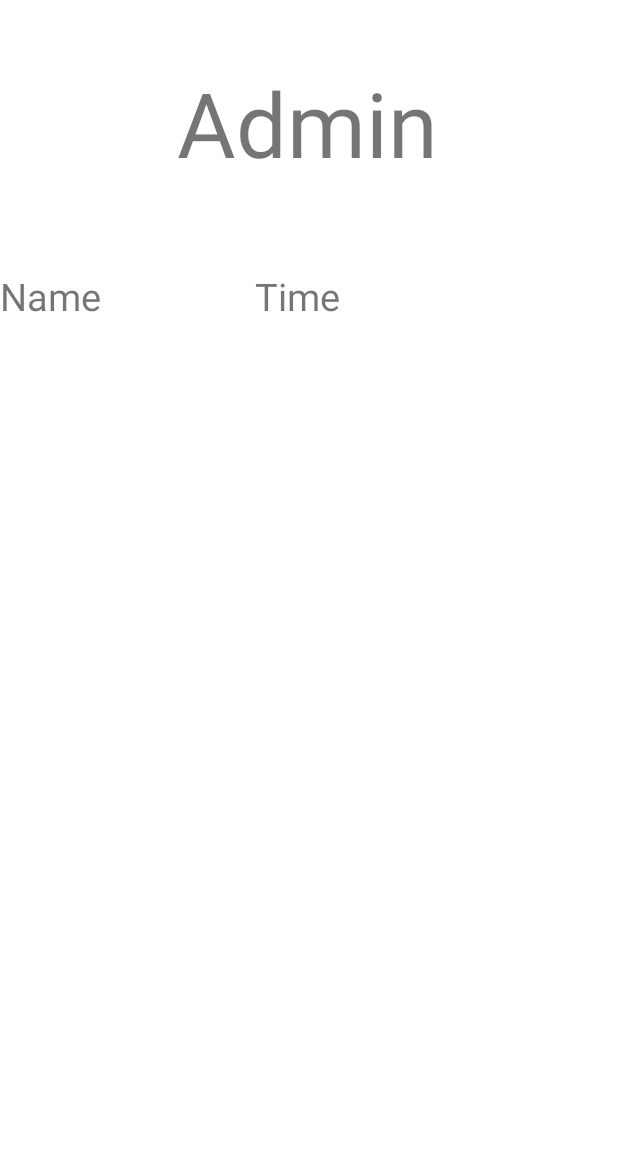
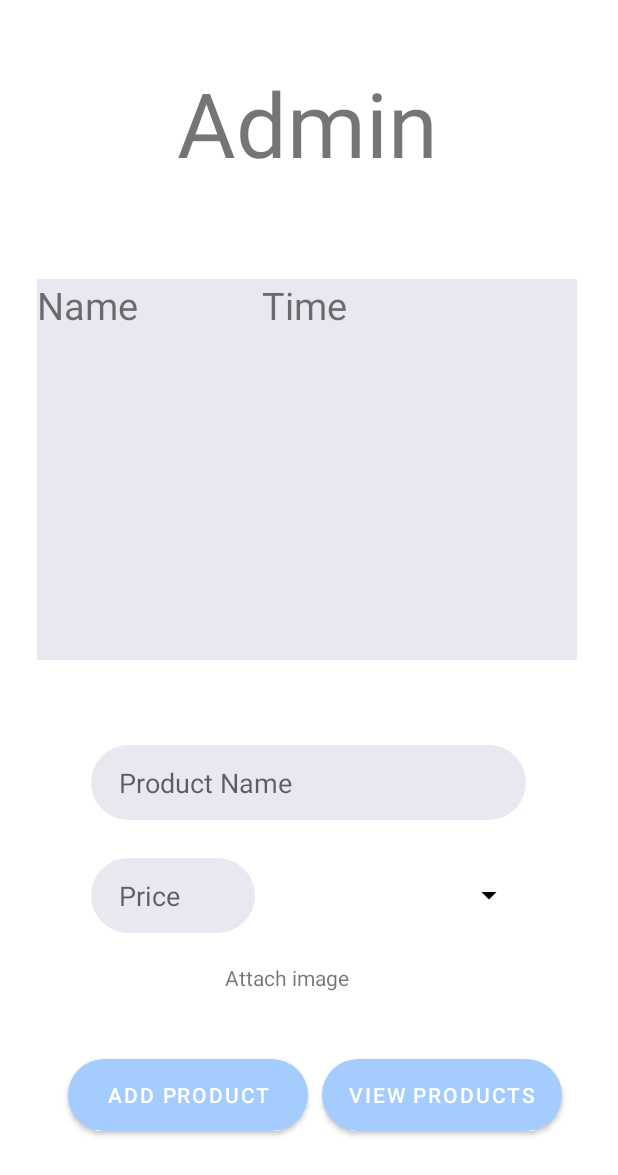
Before and after one commit to Mhmdbaba/CSC498G_FinalProject_BarberApp, an Android app: the admin screen opened directly, with no data from a screen before it, on a phone screen of 412 x 824 dp. Shown: the top 1175 px of the screen. Run offline under Robolectric (Android 15) with nearby library versions, the phone set to English and light mode, and no system bars.

Commit message:
commit 19

```diff
--- /dev/null
+++ b/app/src/main/res/drawable/background_color_gray.xml
@@ -0,0 +1,4 @@
+<?xml version="1.0" encoding="utf-8"?>
+<shape xmlns:android="http://schemas.android.com/apk/res/android">
+    <solid android:color="#E8E8F0"/>
+</shape>
--- a/app/src/main/res/drawable/rounded_corner_buttons.xml
+++ /dev/null
@@ -1,5 +0,0 @@
-<?xml version="1.0" encoding="utf-8"?>
-<selector xmlns:android="http://schemas.android.com/apk/res/android">
-    <corners android:radius="50dp"/>
-    <solid android:color="#A4CCFF"/>
-</selector>
--- a/app/src/main/res/layout/activity_admin.xml
+++ b/app/src/main/res/layout/activity_admin.xml
@@ -5,6 +5,63 @@
     android:layout_width="match_parent"
     android:layout_height="match_parent"
     tools:context=".admin">
+
+    <Button
+        android:id="@+id/button7"
+        android:layout_width="160dp"
+        android:layout_height="48dp"
+        android:background="@drawable/rounded_corner"
+        android:onClick="Button"
+        android:tag="add"
+        android:text="Add product"
+        app:layout_constraintBottom_toBottomOf="parent"
+        app:layout_constraintEnd_toEndOf="parent"
+        app:layout_constraintHorizontal_bias="0.181"
+        app:layout_constraintStart_toStartOf="parent"
+        app:layout_constraintTop_toTopOf="parent"
+        app:layout_constraintVertical_bias="0.91" />
+
+    <Button
+        android:id="@+id/button8"
+        android:layout_width="160dp"
+        android:layout_height="48dp"
+        android:background="@drawable/rounded_corner"
+        android:onClick="Button"
+        android:tag="view"
+        android:text="View products"
+        app:layout_constraintBottom_toBottomOf="parent"
+        app:layout_constraintEnd_toEndOf="parent"
+        app:layout_constraintHorizontal_bias="0.853"
+        app:layout_constraintStart_toStartOf="parent"
+        app:layout_constraintTop_toTopOf="parent"
+        app:layout_constraintVertical_bias="0.91" />
+
+    <Spinner
+        android:id="@+id/spinner2"
+        android:layout_width="130dp"
+        android:layout_height="50dp"
+        android:backgroundTint="@color/black"
+        app:layout_constraintBottom_toBottomOf="parent"
+        app:layout_constraintEnd_toEndOf="parent"
+        app:layout_constraintHorizontal_bias="0.78"
+        app:layout_constraintStart_toStartOf="parent"
+        app:layout_constraintTop_toTopOf="parent"
+        app:layout_constraintVertical_bias="0.739" />
+
+    <EditText
+        android:id="@+id/input_reg_name4"
+        android:layout_width="109dp"
+        android:layout_height="50dp"
+        android:background="@drawable/rounded_corner"
+        android:ems="10"
+        android:hint="    Price"
+        android:inputType="textPersonName"
+        app:layout_constraintBottom_toBottomOf="parent"
+        app:layout_constraintEnd_toEndOf="parent"
+        app:layout_constraintHorizontal_bias="0.2"
+        app:layout_constraintStart_toStartOf="parent"
+        app:layout_constraintTop_toTopOf="parent"
+        app:layout_constraintVertical_bias="0.739" />
 
     <TextView
         android:id="@+id/textView9"
@@ -20,39 +77,67 @@
         app:layout_constraintVertical_bias="0.056" />
 
     <TableLayout
-        android:layout_width="412dp"
-        android:layout_height="255dp"
+        android:background="@drawable/background_color_gray"
+        android:layout_width="360dp"
+        android:layout_height="254dp"
         app:layout_constraintBottom_toBottomOf="parent"
         app:layout_constraintEnd_toEndOf="parent"
-        app:layout_constraintHorizontal_bias="0.0"
+        app:layout_constraintHorizontal_bias="0.47"
         app:layout_constraintStart_toStartOf="parent"
         app:layout_constraintTop_toTopOf="parent"
-        app:layout_constraintVertical_bias="0.316">
+        app:layout_constraintVertical_bias="0.326">
 
         <TableRow
             android:layout_width="match_parent"
-            android:layout_height="match_parent" >
+            android:layout_height="match_parent">
 
             <TextView
                 android:id="@+id/textView10"
-                android:layout_width="170sp"
+                android:layout_width="150sp"
                 android:layout_height="wrap_content"
                 android:text="Name"
                 android:textSize="25dp" />
 
             <TextView
                 android:id="@+id/textView11"
-                android:layout_width="135sp"
+                android:layout_width="125sp"
                 android:layout_height="wrap_content"
                 android:text="Time"
                 android:textSize="25dp" />
 
             <TextView
                 android:id="@+id/textView13"
-                android:layout_width="100sp"
+                android:layout_width="80sp"
                 android:layout_height="wrap_content"
                 android:textSize="25dp" />
         </TableRow>
 
     </TableLayout>
+
+    <EditText
+        android:id="@+id/input_reg_name3"
+        android:layout_width="290dp"
+        android:layout_height="50dp"
+        android:background="@drawable/rounded_corner"
+        android:ems="10"
+        android:hint="    Product Name"
+        android:inputType="textPersonName"
+        app:layout_constraintBottom_toBottomOf="parent"
+        app:layout_constraintEnd_toEndOf="parent"
+        app:layout_constraintHorizontal_bias="0.495"
+        app:layout_constraintStart_toStartOf="parent"
+        app:layout_constraintTop_toTopOf="parent"
+        app:layout_constraintVertical_bias="0.642" />
+
+    <TextView
+        android:id="@+id/textView14"
+        android:layout_width="wrap_content"
+        android:layout_height="wrap_content"
+        android:text="Attach image"
+        app:layout_constraintBottom_toBottomOf="parent"
+        app:layout_constraintEnd_toEndOf="parent"
+        app:layout_constraintHorizontal_bias="0.456"
+        app:layout_constraintStart_toStartOf="parent"
+        app:layout_constraintTop_toTopOf="parent"
+        app:layout_constraintVertical_bias="0.798" />
 </androidx.constraintlayout.widget.ConstraintLayout>
```
